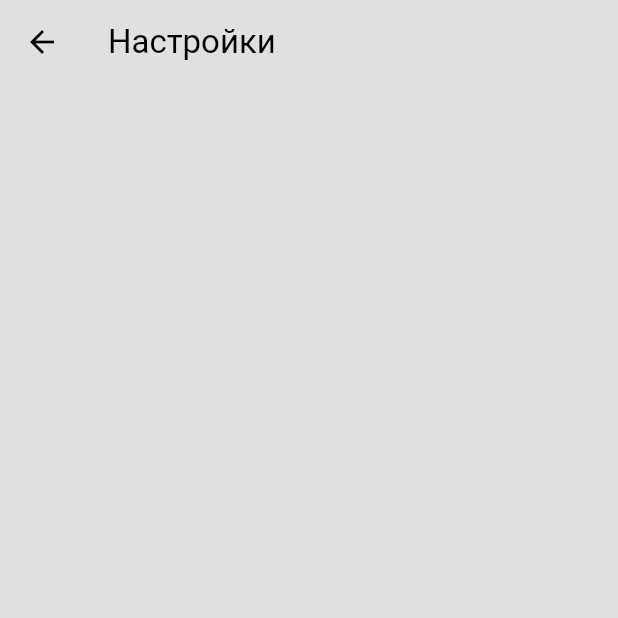
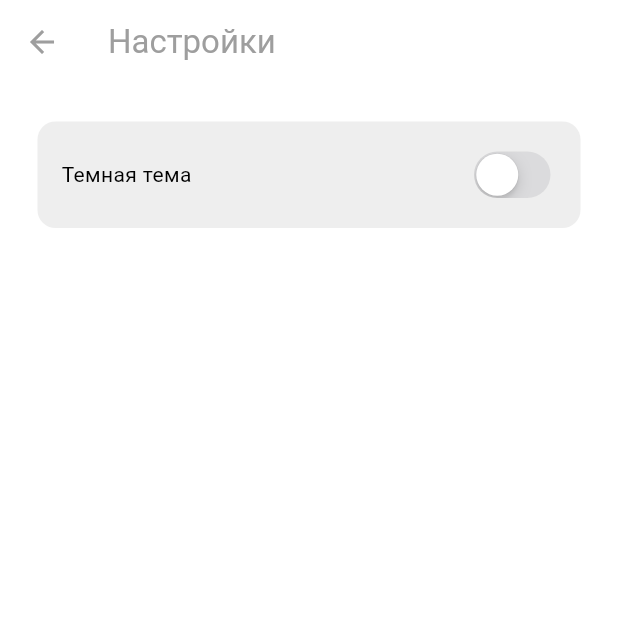
Before and after one commit to SokolovAndr/sokolov_chat, a Flutter app: the screen it shows once a user with an empty profile is signed in, in the side drawer, after a tap on "Н А С Т Р О Й К И", on a phone screen of 412 x 824 dp, the top half of it. Run offline on Flutter 3.47's test engine with Material 3 defaults, Android fonts, the phone set to English and light mode, and no system bars; our stand-ins replace cloud_firestore, firebase_auth, firebase_core; accounts and stored records are empty; network calls fail.

Commit message:
1st commit 13.05.2025

```diff
--- a/lib/components/my_textfield.dart
+++ b/lib/components/my_textfield.dart
@@ -4,11 +4,13 @@
   final String hintText;
   final bool obscureText;
   final TextEditingController controller;
+  final FocusNode? focusNode;
   const MyTextfield({
     super.key,
     required this.hintText,
     required this.obscureText,
     required this.controller,
+    this.focusNode,
   });
 
   @override
@@ -16,6 +18,7 @@
     return Padding(
       padding: const EdgeInsets.symmetric(horizontal: 25),
       child: TextField(
+        focusNode: focusNode,
         controller: controller,
         obscureText: obscureText,
         decoration: InputDecoration(
--- a/lib/main.dart
+++ b/lib/main.dart
@@ -1,13 +1,18 @@
 import 'package:firebase_core/firebase_core.dart';
 import 'package:flutter/material.dart';
+import 'package:provider/provider.dart';
 import 'package:sokolov_chat/services/auth/auth_gate.dart';
 import 'package:sokolov_chat/firebase_options.dart';
 import 'package:sokolov_chat/themes/light_mode.dart';
+import 'package:sokolov_chat/themes/theme_provider.dart';
 
 void main() async {
   WidgetsFlutterBinding.ensureInitialized();
   await Firebase.initializeApp(options: DefaultFirebaseOptions.currentPlatform);
-  runApp(const MainApp());
+  runApp(ChangeNotifierProvider(
+    create: (context) => ThemeProvider(),
+    child: const MainApp(),
+  ));
 }
 
 class MainApp extends StatelessWidget {
@@ -18,7 +23,7 @@
     return MaterialApp(
       debugShowCheckedModeBanner: false,
       home: const AuthGate(),
-      theme: lightMode,
+      theme: Provider.of<ThemeProvider>(context).themeData,
     );
   }
 }
--- a/lib/pages/home_page.dart
+++ b/lib/pages/home_page.dart
@@ -14,8 +14,12 @@
   @override
   Widget build(BuildContext context) {
     return Scaffold(
+      backgroundColor: Theme.of(context).colorScheme.background,
       appBar: AppBar(
         title: const Text('Главная'),
+        backgroundColor: Colors.transparent,
+        foregroundColor: Colors.grey,
+        elevation: 0,
       ),
       drawer: const MyDrawer(),
       body: _buildUserList(),
--- a/lib/pages/settings_page.dart
+++ b/lib/pages/settings_page.dart
@@ -1,4 +1,7 @@
+import 'package:flutter/cupertino.dart';
 import 'package:flutter/material.dart';
+import 'package:provider/provider.dart';
+import 'package:sokolov_chat/themes/theme_provider.dart';
 
 class SettingsPage extends StatelessWidget {
   const SettingsPage({super.key});
@@ -6,8 +9,32 @@
   @override
   Widget build(BuildContext context) {
     return Scaffold(
+      backgroundColor: Theme.of(context).colorScheme.background,
       appBar: AppBar(
         title: const Text('Настройки'),
+        backgroundColor: Colors.transparent,
+        foregroundColor: Colors.grey,
+        elevation: 0,
+      ),
+      body: Container(
+        margin: EdgeInsets.all(25),
+        padding: EdgeInsets.all(16),
+        decoration: BoxDecoration(
+            color: Theme.of(context).colorScheme.secondary,
+            borderRadius: BorderRadius.circular(12)),
+        child: Row(
+          mainAxisAlignment: MainAxisAlignment.spaceBetween,
+          children: [
+            Text('Темная тема'),
+            CupertinoSwitch(
+              value:
+                  Provider.of<ThemeProvider>(context, listen: false).isDarkMode,
+              onChanged: (value) =>
+                  Provider.of<ThemeProvider>(context, listen: false)
+                      .toggleTheme(),
+            )
+          ],
+        ),
       ),
     );
   }
--- a/lib/themes/dark_mode.dart
+++ b/lib/themes/dark_mode.dart
@@ -0,0 +1,10 @@
+import 'package:flutter/material.dart';
+
+ThemeData darkMode = ThemeData(
+    colorScheme: ColorScheme.dark(
+  surface: Colors.grey.shade700,
+  primary: Colors.grey.shade900,
+  secondary: Colors.grey.shade600,
+  tertiary: Colors.grey.shade800,
+  inversePrimary: Colors.grey.shade900,
+));
--- /dev/null
+++ b/lib/themes/theme_provider.dart
@@ -0,0 +1,24 @@
+import 'package:flutter/material.dart';
+import 'package:sokolov_chat/themes/dark_mode.dart';
+import 'package:sokolov_chat/themes/light_mode.dart';
+
+class ThemeProvider extends ChangeNotifier {
+  ThemeData _themeData = lightMode;
+
+  ThemeData get themeData => _themeData;
+
+  bool get isDarkMode => _themeData == darkMode;
+
+  set themeData(ThemeData themeData) {
+    _themeData = themeData;
+    notifyListeners();
+  }
+
+  void toggleTheme() {
+    if (_themeData == lightMode) {
+      themeData = darkMode;
+    } else {
+      themeData = lightMode;
+    }
+  }
+}
--- a/pubspec.yaml
+++ b/pubspec.yaml
@@ -12,6 +12,7 @@
   firebase_core: ^3.13.0
   firebase_auth: ^5.5.2
   cloud_firestore: ^5.6.6
+  provider: ^6.1.5
 
 dev_dependencies:
   flutter_test:
```
Also changed, not shown: lib/components/chat_bubble.dart (added, +33 -0 lines), lib/pages/chat_page.dart (+83 -7 lines), pubspec.lock.
